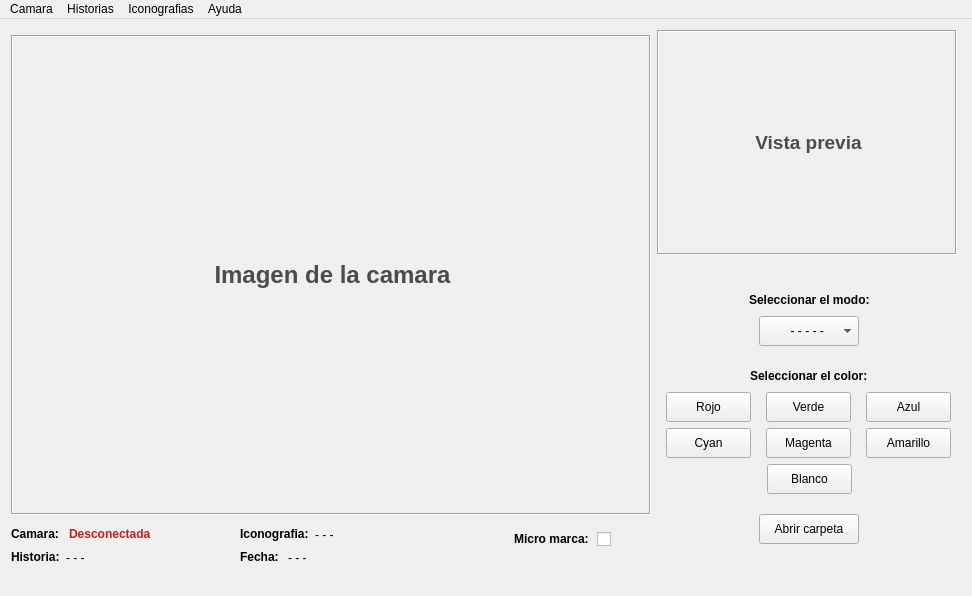
Old version of the form mainwindow.ui in the repository Gabrielnz/pasantia-CIMBUC.
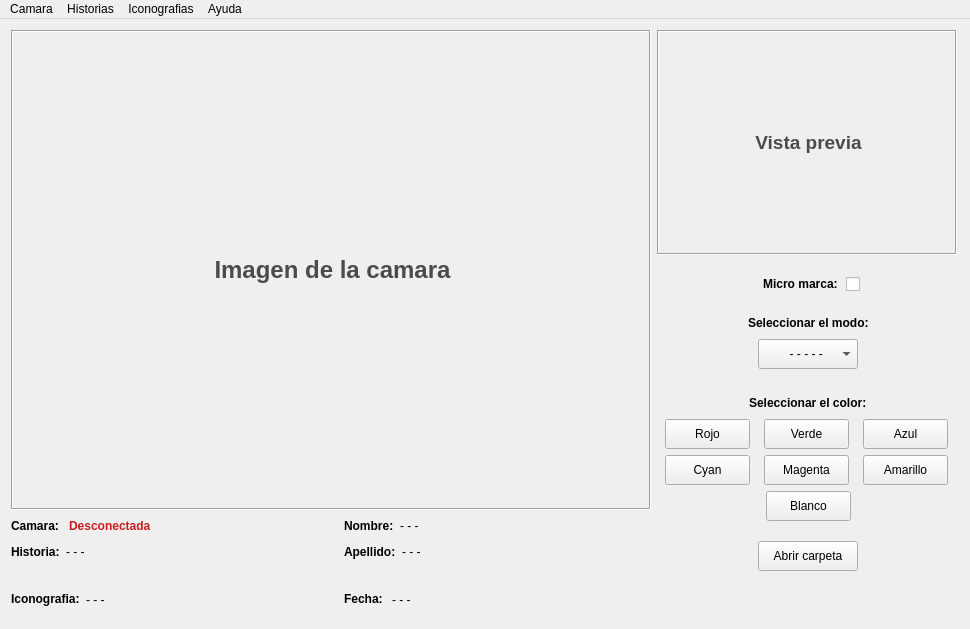
New version of the form.

```diff
--- a/mainwindow.ui
+++ b/mainwindow.ui
@@ -6,8 +6,8 @@
    <rect>
     <x>0</x>
     <y>0</y>
-    <width>972</width>
-    <height>596</height>
+    <width>970</width>
+    <height>629</height>
    </rect>
   </property>
   <property name="windowTitle">
@@ -16,12 +16,10 @@
   <widget class="QWidget" name="centralWidget">
    <layout class="QGridLayout" name="gridLayout_5">
     <item row="0" column="0">
-     <layout class="QVBoxLayout" name="verticalLayout_6">
+     <layout class="QHBoxLayout" name="horizontalLayout_13">
       <item>
-       <layout class="QHBoxLayout" name="horizontalLayout_4">
+       <layout class="QVBoxLayout" name="verticalLayout_5">
         <item>
-         <layout class="QGridLayout" name="gridLayout_4">
-          <item row="0" column="0" colspan="3">
            <widget class="QLabel" name="etqCamara">
             <property name="minimumSize">
              <size>
@@ -49,8 +47,12 @@
             </property>
            </widget>
           </item>
-          <item row="1" column="0">
-           <layout class="QVBoxLayout" name="verticalLayout_3">
+        <item>
+         <layout class="QGridLayout" name="gridLayout_4">
+          <item row="0" column="0">
+           <layout class="QHBoxLayout" name="horizontalLayout_11">
+            <item>
+             <layout class="QVBoxLayout" name="verticalLayout_4">
             <item>
              <layout class="QHBoxLayout" name="horizontalLayout_6">
               <item>
@@ -118,9 +120,121 @@
             </item>
            </layout>
           </item>
+            <item>
+             <spacer name="horizontalSpacer_19">
+              <property name="orientation">
+               <enum>Qt::Horizontal</enum>
+              </property>
+              <property name="sizeHint" stdset="0">
+               <size>
+                <width>40</width>
+                <height>20</height>
+               </size>
+              </property>
+             </spacer>
+            </item>
+           </layout>
+          </item>
+          <item row="0" column="2">
+           <layout class="QHBoxLayout" name="horizontalLayout_12">
+            <item>
+             <layout class="QVBoxLayout" name="verticalLayout_3">
+              <item>
+               <layout class="QHBoxLayout" name="horizontalLayout_10">
+                <item>
+                 <widget class="QLabel" name="etqNombre">
+                  <property name="text">
+                   <string>&lt;html&gt;&lt;head/&gt;&lt;body&gt;&lt;p&gt;&lt;span style=&quot; font-weight:600;&quot;&gt;Nombre:&lt;/span&gt;&lt;/p&gt;&lt;/body&gt;&lt;/html&gt;</string>
+                  </property>
+                 </widget>
+                </item>
+                <item>
+                 <widget class="QLabel" name="etqInfoNombre">
+                  <property name="text">
+                   <string>- - -</string>
+                  </property>
+                 </widget>
+                </item>
+                <item>
+                 <spacer name="horizontalSpacer_6">
+                  <property name="orientation">
+                   <enum>Qt::Horizontal</enum>
+                  </property>
+                  <property name="sizeHint" stdset="0">
+                   <size>
+                    <width>40</width>
+                    <height>20</height>
+                   </size>
+                  </property>
+                 </spacer>
+                </item>
+               </layout>
+              </item>
+              <item>
+               <layout class="QHBoxLayout" name="horizontalLayout_8">
+                <item>
+                 <widget class="QLabel" name="etqApellido">
+                  <property name="text">
+                   <string>&lt;html&gt;&lt;head/&gt;&lt;body&gt;&lt;p&gt;&lt;span style=&quot; font-weight:600;&quot;&gt;Apellido:&lt;/span&gt;&lt;/p&gt;&lt;/body&gt;&lt;/html&gt;</string>
+                  </property>
+                 </widget>
+                </item>
+                <item>
+                 <widget class="QLabel" name="etqInfoApellido">
+                  <property name="text">
+                   <string>- - -</string>
+                  </property>
+                 </widget>
+                </item>
+                <item>
+                 <spacer name="horizontalSpacer_18">
+                  <property name="orientation">
+                   <enum>Qt::Horizontal</enum>
+                  </property>
+                  <property name="sizeHint" stdset="0">
+                   <size>
+                    <width>40</width>
+                    <height>20</height>
+                   </size>
+                  </property>
+                 </spacer>
+                </item>
+               </layout>
+              </item>
+             </layout>
+            </item>
+            <item>
+             <spacer name="horizontalSpacer_20">
+              <property name="orientation">
+               <enum>Qt::Horizontal</enum>
+              </property>
+              <property name="sizeHint" stdset="0">
+               <size>
+                <width>40</width>
+                <height>20</height>
+               </size>
+              </property>
+             </spacer>
+            </item>
+           </layout>
+          </item>
           <item row="1" column="1">
-           <layout class="QVBoxLayout" name="verticalLayout_5">
-            <item>
+           <spacer name="verticalSpacer">
+            <property name="orientation">
+             <enum>Qt::Vertical</enum>
+            </property>
+            <property name="sizeType">
+             <enum>QSizePolicy::Fixed</enum>
+            </property>
+            <property name="sizeHint" stdset="0">
+             <size>
+              <width>20</width>
+              <height>13</height>
+             </size>
+            </property>
+           </spacer>
+          </item>
+          <item row="2" column="0">
              <layout class="QHBoxLayout" name="horizontalLayout_9">
               <item>
                <widget class="QLabel" name="etqIcon">
@@ -151,8 +265,8 @@
               </item>
              </layout>
             </item>
-            <item>
-             <layout class="QHBoxLayout" name="horizontalLayout_8">
+          <item row="2" column="2">
+           <layout class="QHBoxLayout" name="horizontalLayout_4">
               <item>
                <widget class="QLabel" name="etqFecha">
                 <property name="text">
@@ -184,7 +298,55 @@
             </item>
            </layout>
           </item>
-          <item row="1" column="2">
+       </layout>
+      </item>
+      <item>
+       <layout class="QVBoxLayout" name="verticalLayout_6">
+        <item>
+         <widget class="QLabel" name="etqVistaprevia">
+          <property name="minimumSize">
+           <size>
+            <width>300</width>
+            <height>225</height>
+           </size>
+          </property>
+          <property name="maximumSize">
+           <size>
+            <width>300</width>
+            <height>225</height>
+           </size>
+          </property>
+          <property name="frameShape">
+           <enum>QFrame::Box</enum>
+          </property>
+          <property name="frameShadow">
+           <enum>QFrame::Sunken</enum>
+          </property>
+          <property name="lineWidth">
+           <number>1</number>
+          </property>
+          <property name="text">
+           <string>&lt;html&gt;&lt;head/&gt;&lt;body&gt;&lt;p align=&quot;center&quot;&gt;&lt;span style=&quot; font-size:14pt; font-weight:600; color:#4b4b4b;&quot;&gt;Vista previa&lt;/span&gt;&lt;/p&gt;&lt;/body&gt;&lt;/html&gt;</string>
+          </property>
+         </widget>
+        </item>
+        <item>
+         <spacer name="verticalSpacer_5">
+          <property name="orientation">
+           <enum>Qt::Vertical</enum>
+          </property>
+          <property name="sizeType">
+           <enum>QSizePolicy::Fixed</enum>
+          </property>
+          <property name="sizeHint" stdset="0">
+           <size>
+            <width>297</width>
+            <height>13</height>
+           </size>
+          </property>
+         </spacer>
+        </item>
+        <item>
            <layout class="QGridLayout" name="gridLayout_3">
             <item row="0" column="0">
              <spacer name="horizontalSpacer_7">
@@ -192,7 +354,7 @@
                <enum>Qt::Horizontal</enum>
               </property>
               <property name="sizeType">
-               <enum>QSizePolicy::Fixed</enum>
+             <enum>QSizePolicy::Expanding</enum>
               </property>
               <property name="sizeHint" stdset="0">
                <size>
@@ -202,22 +364,6 @@
               </property>
              </spacer>
             </item>
-            <item row="1" column="1">
-             <spacer name="verticalSpacer_6">
-              <property name="orientation">
-               <enum>Qt::Vertical</enum>
-              </property>
-              <property name="sizeType">
-               <enum>QSizePolicy::Fixed</enum>
-              </property>
-              <property name="sizeHint" stdset="0">
-               <size>
-                <width>17</width>
-                <height>13</height>
-               </size>
-              </property>
-             </spacer>
-            </item>
             <item row="0" column="1">
              <widget class="QCheckBox" name="checkMicroM">
               <property name="font">
@@ -240,7 +386,7 @@
                <enum>Qt::Horizontal</enum>
               </property>
               <property name="sizeType">
-               <enum>QSizePolicy::Fixed</enum>
+             <enum>QSizePolicy::Expanding</enum>
               </property>
               <property name="sizeHint" stdset="0">
                <size>
@@ -250,52 +396,23 @@
               </property>
              </spacer>
             </item>
-           </layout>
-          </item>
-         </layout>
-        </item>
-        <item>
-         <layout class="QVBoxLayout" name="verticalLayout_4">
-          <item>
-           <widget class="QLabel" name="etqVistaprevia">
-            <property name="minimumSize">
-             <size>
-              <width>300</width>
-              <height>225</height>
-             </size>
-            </property>
-            <property name="maximumSize">
-             <size>
-              <width>300</width>
-              <height>225</height>
-             </size>
-            </property>
-            <property name="frameShape">
-             <enum>QFrame::Box</enum>
-            </property>
-            <property name="frameShadow">
-             <enum>QFrame::Sunken</enum>
-            </property>
-            <property name="lineWidth">
-             <number>1</number>
-            </property>
-            <property name="text">
-             <string>&lt;html&gt;&lt;head/&gt;&lt;body&gt;&lt;p align=&quot;center&quot;&gt;&lt;span style=&quot; font-size:14pt; font-weight:600; color:#4b4b4b;&quot;&gt;Vista previa&lt;/span&gt;&lt;/p&gt;&lt;/body&gt;&lt;/html&gt;</string>
-            </property>
-           </widget>
-          </item>
-          <item>
-           <spacer name="verticalSpacer_5">
+          <item row="1" column="1">
+           <spacer name="verticalSpacer_6">
             <property name="orientation">
              <enum>Qt::Vertical</enum>
             </property>
+            <property name="sizeType">
+             <enum>QSizePolicy::Fixed</enum>
+            </property>
             <property name="sizeHint" stdset="0">
              <size>
-              <width>297</width>
+              <width>17</width>
               <height>13</height>
              </size>
             </property>
            </spacer>
+          </item>
+         </layout>
           </item>
           <item>
            <layout class="QHBoxLayout" name="horizontalLayout_2">
@@ -723,33 +840,14 @@
         </item>
        </layout>
       </item>
-      <item>
-       <spacer name="verticalSpacer">
-        <property name="orientation">
-         <enum>Qt::Vertical</enum>
-        </property>
-        <property name="sizeType">
-         <enum>QSizePolicy::Fixed</enum>
-        </property>
-        <property name="sizeHint" stdset="0">
-         <size>
-          <width>20</width>
-          <height>13</height>
-         </size>
-        </property>
-       </spacer>
-      </item>
-     </layout>
-    </item>
-   </layout>
-   <zorder>checkMicroM</zorder>
+   </layout>
   </widget>
   <widget class="QMenuBar" name="menuBar">
    <property name="geometry">
     <rect>
      <x>0</x>
      <y>0</y>
-     <width>972</width>
+     <width>970</width>
      <height>21</height>
     </rect>
    </property>
```
Lines whose indentation alone changed are shown as unchanged.
